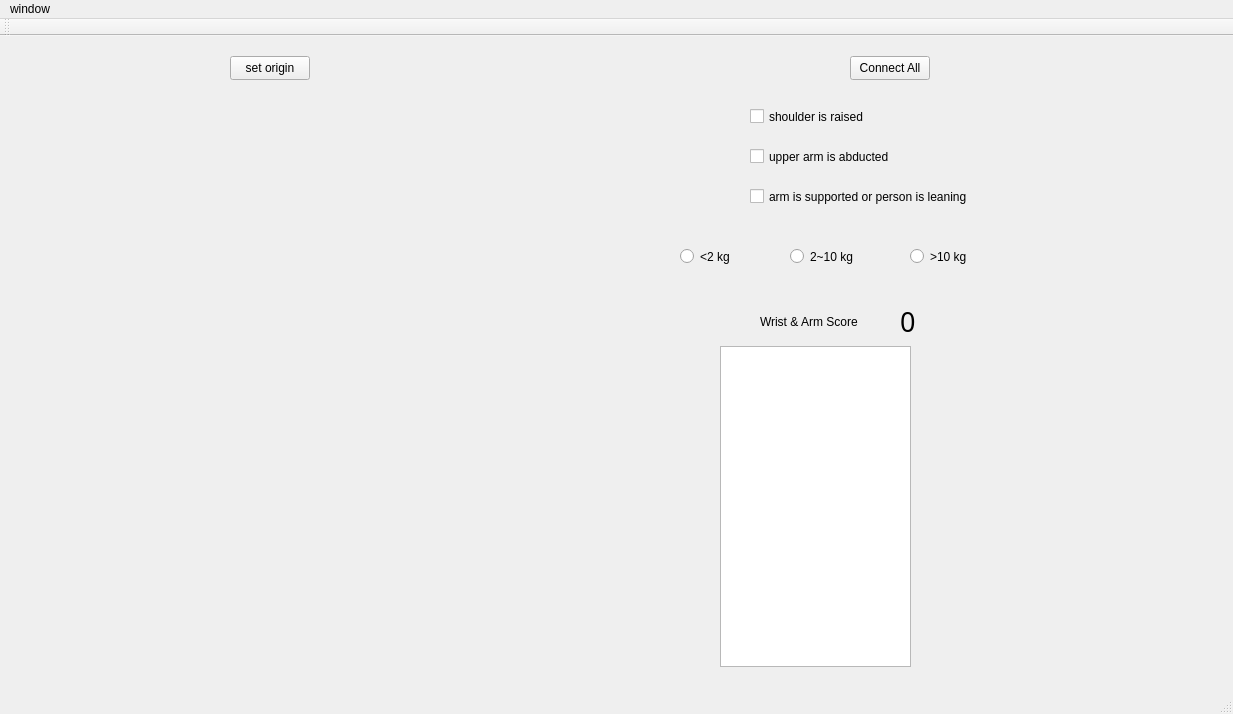
This is GLtest-2/mainwindow.ui in avmm9898/Ergonomic-X as Qt 5 draws it before an edit. The edited form follows.
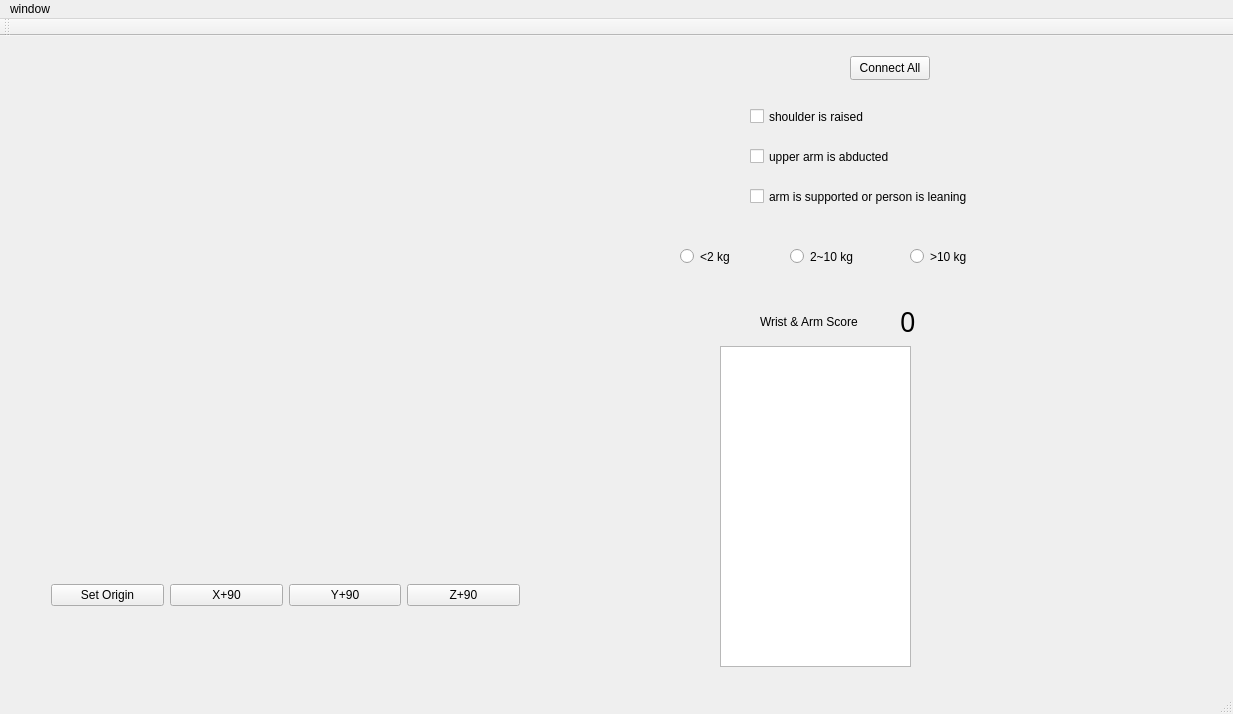
This is the edited form. Custom widgets are drawn as their Qt base class.

The edit to the form file:
```diff
--- a/GLtest-2/mainwindow.ui
+++ b/GLtest-2/mainwindow.ui
@@ -147,19 +147,6 @@
      <string>&gt;10 kg</string>
     </property>
    </widget>
-   <widget class="QPushButton" name="BTN_set_origin">
-    <property name="geometry">
-     <rect>
-      <x>230</x>
-      <y>20</y>
-      <width>80</width>
-      <height>24</height>
-     </rect>
-    </property>
-    <property name="text">
-     <string>set origin</string>
-    </property>
-   </widget>
    <widget class="QWidget" name="verticalLayoutWidget">
     <property name="geometry">
      <rect>
@@ -197,7 +184,36 @@
       </spacer>
      </item>
      <item>
-      <layout class="QHBoxLayout" name="horizontalLayout"/>
+      <layout class="QHBoxLayout" name="horizontalLayout">
+       <item>
+        <widget class="QPushButton" name="BTN_set_origin">
+         <property name="text">
+          <string>Set Origin</string>
+         </property>
+        </widget>
+       </item>
+       <item>
+        <widget class="QPushButton" name="btn_x_plus">
+         <property name="text">
+          <string>X+90</string>
+         </property>
+        </widget>
+       </item>
+       <item>
+        <widget class="QPushButton" name="btn_y_plus">
+         <property name="text">
+          <string>Y+90</string>
+         </property>
+        </widget>
+       </item>
+       <item>
+        <widget class="QPushButton" name="btn_z_plus">
+         <property name="text">
+          <string>Z+90</string>
+         </property>
+        </widget>
+       </item>
+      </layout>
      </item>
     </layout>
    </widget>
```
